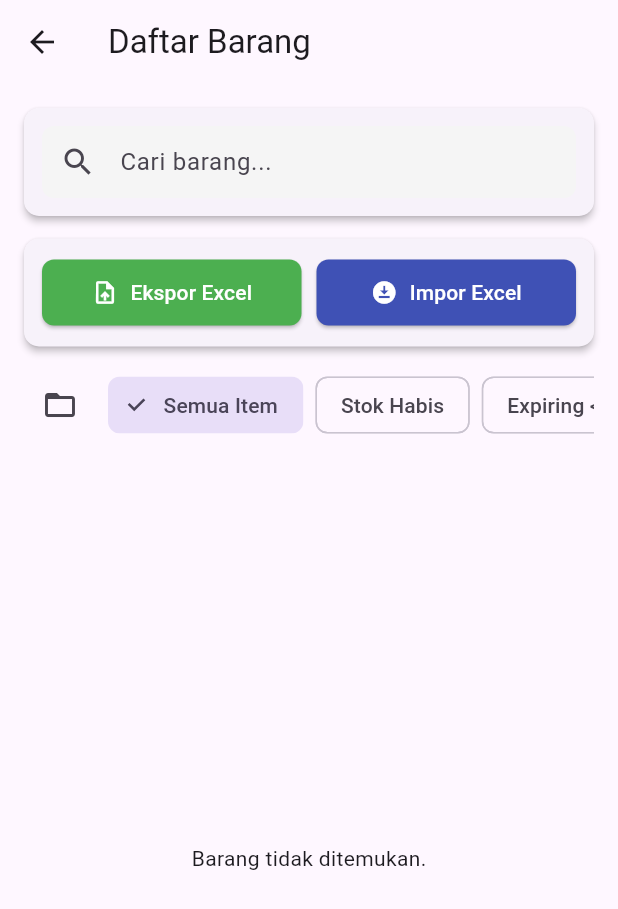
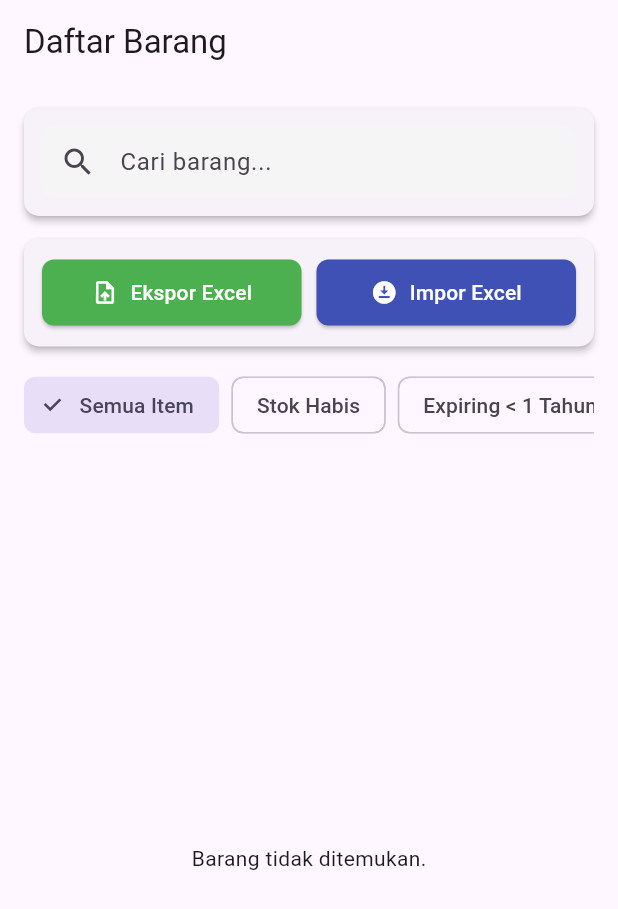
Before and after one commit to ZEN8890/Strata-lite, a Flutter app: the ItemListScreen screen opened directly, on a phone screen of 412 x 824 dp. Shown: the top 909 px of the screen. Run offline on Flutter 3.47's test engine with Material 3 defaults, Android fonts, the phone set to English and light mode, and no system bars; our stand-ins replace another_flushbar, audioplayers, cloud_firestore, device_info_plus, file_picker, firebase_auth and 4 more; missing offline and left inert: excel, mobile_scanner; accounts and stored records are empty.

Commit message:
grouping updated

```diff
--- a/lib/screens/item_list_screen.dart
+++ b/lib/screens/item_list_screen.dart
@@ -530,6 +530,7 @@ class _ItemListScreenState extends State<ItemListScreen> {
   Widget build(BuildContext context) {
     return Scaffold(
       appBar: AppBar(
+        automaticallyImplyLeading: false,
         title: Text(_isGroupedView ? 'Daftar Grup Barang' : 'Daftar Barang'),
       ),
       body: Column(
@@ -631,40 +632,8 @@ class _ItemListScreenState extends State<ItemListScreen> {
                 SingleChildScrollView(
                   scrollDirection: Axis.horizontal,
                   child: Row(
+                    mainAxisAlignment: MainAxisAlignment.start,
                     children: [
-                      // Tombol beralih tampilan dan kelola grup
-                      Container(
-                        margin: const EdgeInsets.only(right: 8),
-                        child: Row(
-                          children: [
-                            IconButton(
-                              icon: Icon(_isGroupedView
-                                  ? Icons.view_list
-                                  : Icons.folder_open),
-                              onPressed: () {
-                                setState(() {
-                                  _isGroupedView = !_isGroupedView;
-                                });
-                              },
-                              tooltip: _isGroupedView
-                                  ? 'Lihat Semua Item'
-                                  : 'Lihat Berdasarkan Grup',
-                            ),
-                            if (_isGroupedView)
-                              IconButton(
-                                icon: const Icon(Icons.group_add),
-                                onPressed: () {
-                                  showDialog(
-                                    context: context,
-                                    builder: (BuildContext context) =>
-                                        const GroupManagementDialog(),
-                                  );
-                                },
-                                tooltip: 'Kelola Grup',
-                              ),
-                          ],
-                        ),
-                      ),
                       // Filter chips
                       FilterChip(
                         label: const Text('Semua Item'),
@@ -732,6 +701,38 @@ class _ItemListScreenState extends State<ItemListScreen> {
                             if (selected) _stockFilter = 'Semua Item';
                           });
                         },
+                      ),
+                      // Menggunakan SizedBox untuk memberi jarak ke kanan
+                      SizedBox(width: 8),
+                      // Tombol beralih tampilan dan kelola grup di ujung kanan
+                      Row(
+                        children: [
+                          IconButton(
+                            icon: Icon(_isGroupedView
+                                ? Icons.view_list
+                                : Icons.folder_open),
+                            onPressed: () {
+                              setState(() {
+                                _isGroupedView = !_isGroupedView;
+                              });
+                            },
+                            tooltip: _isGroupedView
+                                ? 'Lihat Semua Item'
+                                : 'Lihat Berdasarkan Grup',
+                          ),
+                          if (_isGroupedView)
+                            IconButton(
+                              icon: const Icon(Icons.group_add),
+                              onPressed: () {
+                                showDialog(
+                                  context: context,
+                                  builder: (BuildContext context) =>
+                                      const GroupManagementDialog(),
+                                );
+                              },
+                              tooltip: 'Kelola Grup',
+                            ),
+                        ],
                       ),
                     ],
                   ),
```
Also changed, not shown: lib/screens/group_management_dialog.dart (+11 -19 lines).
